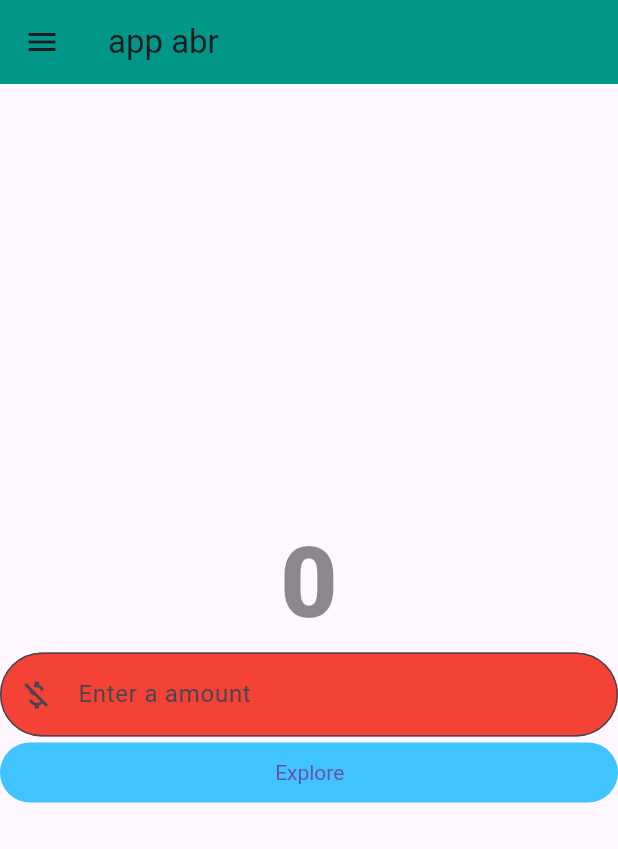
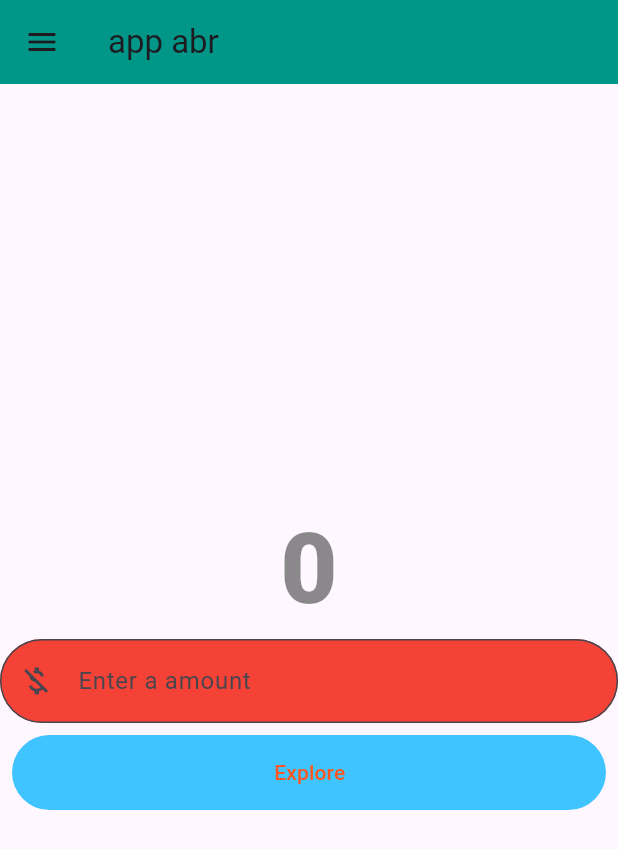
Before and after one commit to Jn-Sajol/Money-Exchange-App, a Flutter app: the screen it shows after launch, on a phone screen of 412 x 824 dp. Shown: the top 849 px of the screen. Run offline on Flutter 3.47's test engine with Material 3 defaults, Android fonts, the phone set to English and light mode, and no system bars.

Commit message:
adding button

```diff
--- a/lib/home_page.dart
+++ b/lib/home_page.dart
@@ -40,21 +40,24 @@ class HomePage extends StatelessWidget {
               ),
               keyboardType: TextInputType.number,
             ),
-            TextButton(
+            Padding(
+              padding: const EdgeInsets.all(8),
+              child: TextButton(
                 onPressed: () {
                   debugPrint('hello');
                 },
                 style: const ButtonStyle(
-                  textStyle: MaterialStatePropertyAll(TextStyle(
-                    color: Colors.red,
-                    // fontSize: 54,
-                  )),
+                    // textStyle: MaterialStatePropertyAll(TextStyle(
+                    //   color: Colors.red,
+                    //   // fontSize: 54,
+                    // )),
                     backgroundColor:
                         MaterialStatePropertyAll(Colors.lightBlueAccent),
-                  padding:
-                      MaterialStatePropertyAll(EdgeInsets.fromLTRB(4, 3, 3, 3)),
-                  fixedSize: MaterialStatePropertyAll(Size(500, 40))),
-              child: Text('Explore'),
+                    padding: MaterialStatePropertyAll(
+                        EdgeInsets.fromLTRB(4, 3, 3, 3)),
+                    fixedSize: MaterialStatePropertyAll(Size(500, 50))),
+                child: Text('Explore',style:TextStyle(color: Colors.deepOrange),),
+              ),
             ),
           ],
         ),
```
Lines whose indentation alone changed are shown as unchanged.
